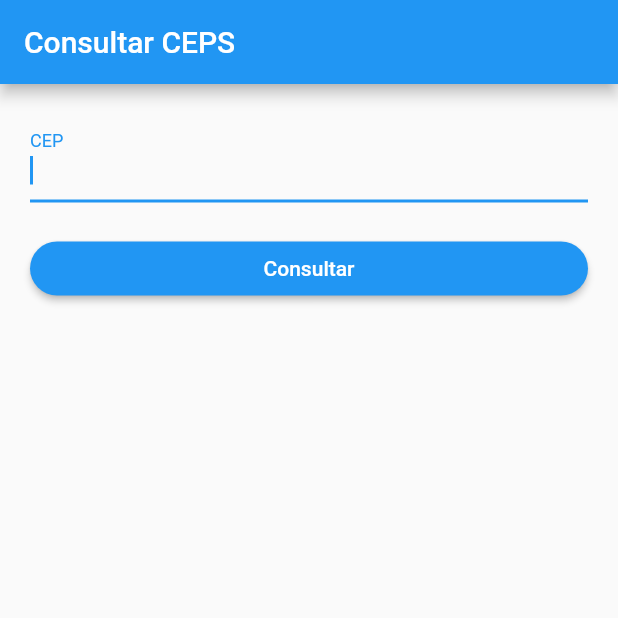
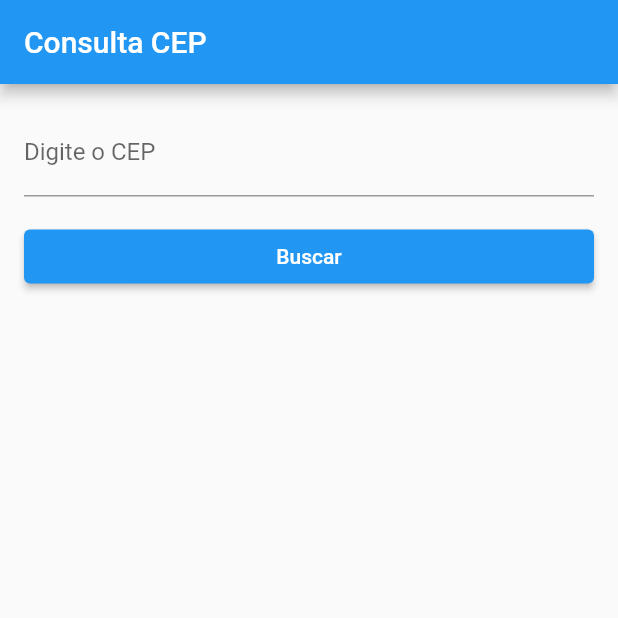
Before and after one commit to Stobertonf/via_cep, a Flutter app: the screen it shows after launch, on a phone screen of 412 x 824 dp, the top half of it. Run offline on Flutter 3.47's test engine with Material 2 defaults, Android fonts, the phone set to English and light mode, and no system bars.

Commit message:
fixe(Home-Page): Fixing Home Page File.

```diff
--- a/lib/my_app.dart
+++ b/lib/my_app.dart
@@ -6,7 +6,7 @@ class MyApp extends StatelessWidget {
 
   @override
   Widget build(BuildContext context) {
-    return const MaterialApp(
+    return  MaterialApp(
       debugShowCheckedModeBanner: false,
       home: HomePage(),
     );
--- a/lib/pages/home/home_page.dart
+++ b/lib/pages/home/home_page.dart
@@ -1,77 +1,105 @@
 import 'package:flutter/material.dart';
+import 'package:flutter/services.dart';
+import 'package:via_cep/models/ceps.dart';
 import 'package:via_cep/services/ceps_services.dart';
 
+
 class HomePage extends StatefulWidget {
-  const HomePage({super.key});
+  const HomePage({Key? key}) : super(key: key);
 
   @override
   _HomePageState createState() => _HomePageState();
 }
 
 class _HomePageState extends State<HomePage> {
-  final _searchCepController = TextEditingController();
-  bool _loading = false;
-  bool _enableField = true;
-  late String _result;
+  Cep? _cep;
+  final _formKey = GlobalKey<FormState>();
+  final _cepController = TextEditingController();
 
- @override
-  void dispose() {
-    _searchCepController.dispose();
-    super.dispose();
+  Future<void> _searchCep() async {
+    if (_formKey.currentState!.validate()) {
+      try {
+        final cep = await CepService.fetchCep(cep: _cepController.text);
+        setState(() {
+          _cep = cep;
+        });
+      } on PlatformException catch (error) {
+        showDialog(
+          context: context,
+          builder: (_) => AlertDialog(
+            title: const Text('Erro'),
+            content: Text(error.message ?? 'Erro desconhecido'),
+            actions: [
+              TextButton(
+                onPressed: () => Navigator.pop(context),
+                child: const Text('OK'),
+              ),
+            ],
+          ),
+        );
+      } catch (error) {
+        showDialog(
+          context: context,
+          builder: (_) => AlertDialog(
+            title: const Text('Erro'),
+            content: const Text('Erro desconhecido'),
+            actions: [
+              TextButton(
+                onPressed: () => Navigator.pop(context),
+                child: const Text('OK'),
+              ),
+            ],
+          ),
+        );
+      }
+    }
   }
 
   @override
   Widget build(BuildContext context) {
     return Scaffold(
       appBar: AppBar(
-        title: const Text('Consultar CEPS'),
+        title: const Text('Consulta CEP'),
       ),
-      body: SingleChildScrollView(
-        padding:const  EdgeInsets.all(20.0),
-        child: Column(
-          crossAxisAlignment: CrossAxisAlignment.stretch,
-          children: <Widget>[
-            _searchCep(),
-           _searchCepButton(),
-          ],
+      body: Padding(
+        padding: const EdgeInsets.all(16),
+        child: Form(
+          key: _formKey,
+          child: Column(
+            crossAxisAlignment: CrossAxisAlignment.stretch,
+            children: [
+              TextFormField(
+                controller: _cepController,
+                decoration: const InputDecoration(
+                  labelText: 'Digite o CEP',
+                ),
+                keyboardType: TextInputType.number,
+                inputFormatters: [FilteringTextInputFormatter.digitsOnly],
+                validator: (value) {
+                  if (value == null || value.isEmpty) {
+                    return 'O CEP é obrigatório';
+                  } else if (value.length != 8) {
+                    return 'O CEP deve ter 8 dígitos';
+                  } else {
+                    return null;
+                  }
+                },
+              ),
+              const SizedBox(height: 16),
+              ElevatedButton(
+                onPressed: _searchCep,
+                child: const Text('Buscar'),
+              ),
+              if (_cep != null) ...[
+                const SizedBox(height: 16),
+                Text('Endereço: ${_cep!.logradouro}'),
+                Text('Bairro: ${_cep!.bairro}'),
+                Text('Cidade/UF: ${_cep!.localidade} / ${_cep!.uf}'),
+              ],
+            ],
+          ),
         ),
       ),
     );
   }
-Widget _searchCep() {
-    return TextField(
-      autofocus: true,
-      keyboardType: TextInputType.number,
-      textInputAction: TextInputAction.done,
-      decoration: const InputDecoration(labelText: 'CEP'),
-      controller: _searchCepController,
-      enabled: _enableField,
-    );
-  }
-
-   Widget _circularLoading() {
-    return const CircularProgressIndicator(
-      value: 15.0,
-    );
-  }
-
-  Widget _searchCepButton() {
-    Widget buttonContent = _loading
-        ? _circularLoading()
-        : const Text('Consultar');
-
-    return Padding(
-      padding: const EdgeInsets.only(top: 20.0),
-      child: ElevatedButton(
-        onPressed: _searchCep,
-        style: ElevatedButton.styleFrom(
-          shape: RoundedRectangleBorder(
-            borderRadius: BorderRadius.circular(20),
-          ),
-        ),
-        child: buttonContent,
-      ),
-    );
-  }
-
 }
```
